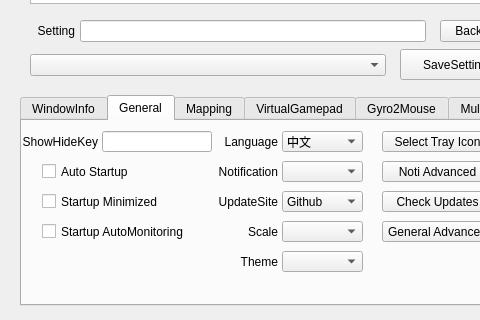
First picture: the form in QKeyMapper/qkeymapper.ui, repository Zalafina/QKeyMapper, before the edit; both pictures show x 0 to 480 and y 372 to 692 of the 1070 by 692 pixel window.
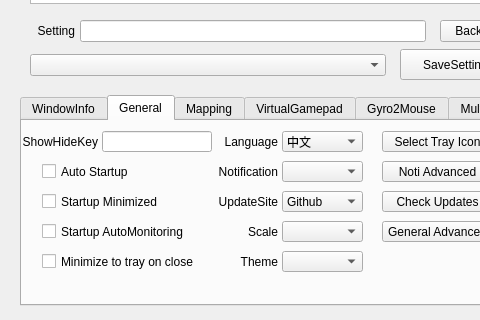
Second picture: the form after the edit. The open tabs and pages were chosen to show the change. Custom widgets are drawn as their Qt base class.

Commit message: Add "Minimize to tray on close" checkbox.

The edit to the form file:
```diff
--- a/QKeyMapper/qkeymapper.ui
+++ b/QKeyMapper/qkeymapper.ui
@@ -1254,6 +1254,22 @@
        <string>Startup AutoMonitoring</string>
       </property>
      </widget>
+     <widget class="QCheckBox" name="closeToSystemTrayCheckBox">
+      <property name="geometry">
+       <rect>
+        <x>20</x>
+        <y>130</y>
+        <width>191</width>
+        <height>21</height>
+       </rect>
+      </property>
+      <property name="focusPolicy">
+       <enum>Qt::FocusPolicy::NoFocus</enum>
+      </property>
+      <property name="text">
+       <string>Minimize to tray on close</string>
+      </property>
+     </widget>
      <widget class="QLabel" name="scaleLabel">
       <property name="geometry">
        <rect>
```
The commit also changes 10 other files.
